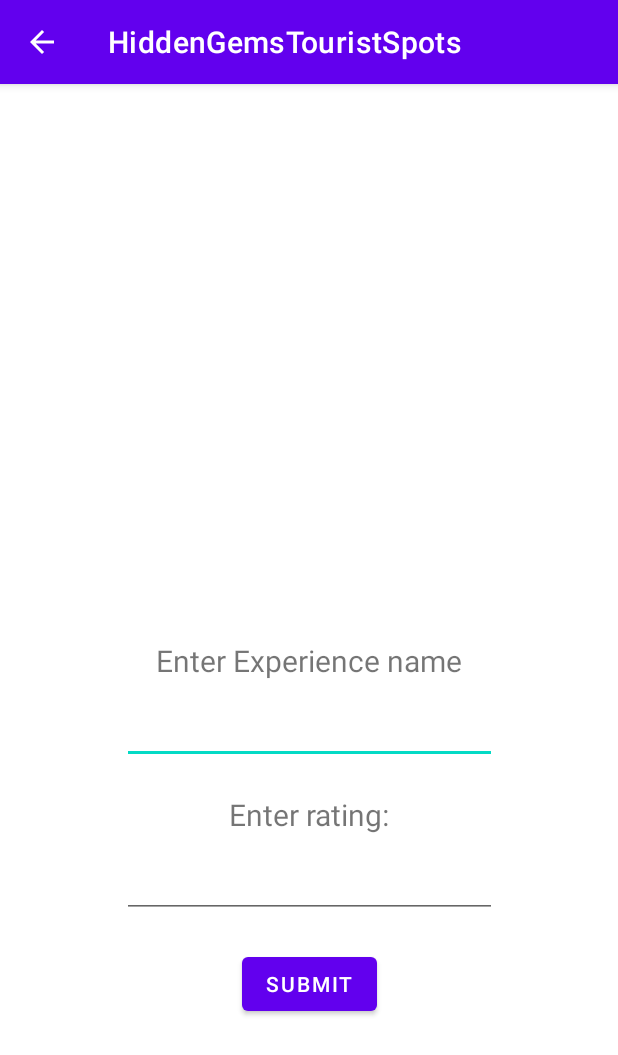
After one commit to aichuley/HiddenGemsTouristSpots, an Android app: the AddRatingActivity screen opened directly, with no data from a screen before it, on a phone screen of 412 x 824 dp. The commit adds this screen. Shown: the top 1055 px of the screen. Run offline under Robolectric (Android 15) with nearby library versions, the phone set to English and light mode, and no system bars.

Commit message:
anthonys push

```diff
--- a/app/src/main/AndroidManifest.xml
+++ b/app/src/main/AndroidManifest.xml
@@ -24,6 +24,11 @@
                 android:name="android.support.PARENT_ACTIVITY"
                 android:value=".VerticalListActivity"/>
         </activity>
+        <activity android:name=".AddRatingActivity">
+            <meta-data
+                android:name="android.support.PARENT_ACTIVITY"
+                android:value=".MainActivity"/>
+        </activity>
         <activity
             android:name=".MainActivity"
             android:exported="true">
--- /dev/null
+++ b/app/src/main/java/com/example/hiddengemstouristspots/AddRatingActivity.kt
@@ -0,0 +1,28 @@
+package com.example.hiddengemstouristspots
+
+import android.content.Intent
+import android.os.Bundle
+import androidx.appcompat.app.AppCompatActivity
+import com.example.hiddengemstouristspots.data.DataSource
+import com.example.hiddengemstouristspots.model.TouristSpot
+import com.example.hiddengemstouristspots.databinding.AddRatingBinding
+
+
+class AddRatingActivity : AppCompatActivity() {
+
+    private lateinit var binding: AddRatingBinding
+ //   private lateinit var listIntent: Intent
+
+    override fun onCreate(savedInstanceState: Bundle?) {
+        super.onCreate(savedInstanceState)
+        setContentView(R.layout.add_rating)
+        binding = AddRatingBinding.inflate(layoutInflater)
+        setContentView(binding.root)
+
+        supportActionBar?.setDisplayHomeAsUpEnabled(true)
+
+    }
+
+    //override fun onItemClick()
+
+}
--- a/app/src/main/java/com/example/hiddengemstouristspots/MainActivity.kt
+++ b/app/src/main/java/com/example/hiddengemstouristspots/MainActivity.kt
@@ -8,6 +8,7 @@ class MainActivity : AppCompatActivity() {
     //main
     private lateinit var binding: ActivityMainBinding
     private lateinit var listIntent: Intent
+    private lateinit var reviewItent: Intent
     override fun onCreate(savedInstanceState: Bundle?) {
         super.onCreate(savedInstanceState)
         setContentView(R.layout.activity_main)
@@ -16,6 +17,10 @@ class MainActivity : AppCompatActivity() {
         setContentView(binding.root)
 
         binding.viewHiddenGemsButton.setOnClickListener { launchVertical() }
+
+        binding.addHiddenGemButton.setOnClickListener { launchHelper() }
+
+
     }
 
     private fun launchVertical() {
@@ -23,4 +28,9 @@ class MainActivity : AppCompatActivity() {
         startActivity(listIntent)
     }
 
+    private fun launchHelper() {
+        reviewItent = Intent(this, AddRatingActivity::class.java)
+        startActivity(reviewItent)
+    }
+
 }
--- a/app/src/main/java/com/example/hiddengemstouristspots/data/DataSource.kt
+++ b/app/src/main/java/com/example/hiddengemstouristspots/data/DataSource.kt
@@ -10,7 +10,7 @@ object DataSource {
     //changes the images to be video game images
     //changed age text to be type of game
     //change hobby to be the mains in the game
-    val spot: List<TouristSpot> = listOf(
+    val spot: MutableList<TouristSpot> = mutableListOf(
         TouristSpot(
             R.drawable.maincampus_hero,
             "UT Austin",
@@ -41,3 +41,7 @@ object DataSource {
         ),
     )
 }
+
+fun helper(newDestination: TouristSpot){
+    DataSource.spot.add(newDestination)
+}
--- /dev/null
+++ b/app/src/main/res/layout/add_rating.xml
@@ -0,0 +1,66 @@
+<?xml version="1.0" encoding="utf-8"?>
+<androidx.constraintlayout.widget.ConstraintLayout xmlns:android="http://schemas.android.com/apk/res/android"
+    xmlns:tools="http://schemas.android.com/tools"
+    android:layout_width="match_parent"
+    android:layout_height="match_parent"
+    xmlns:app="http://schemas.android.com/apk/res-auto"
+    android:orientation="vertical"
+    tools:context=".AddRatingActivity">
+
+    <TextView
+        android:id="@+id/enter_name_text"
+        android:layout_width="wrap_content"
+        android:layout_height="wrap_content"
+        app:layout_constraintTop_toTopOf="parent"
+        app:layout_constraintBottom_toBottomOf="parent"
+        app:layout_constraintStart_toStartOf="parent"
+        app:layout_constraintEnd_toEndOf="parent"
+        android:text="Enter Experience name"
+        android:textSize="20dp"
+
+        />
+
+    <EditText
+        android:id="@+id/destination_name"
+        android:layout_width="250dp"
+        android:layout_height="wrap_content"
+        android:inputType="text"
+        app:layout_constraintEnd_toEndOf="parent"
+        app:layout_constraintStart_toStartOf="parent"
+        app:layout_constraintTop_toBottomOf="@+id/enter_name_text"
+        android:layout_marginTop="10dp"
+        />
+
+    <TextView
+        android:id="@+id/rating_name"
+        android:layout_width="wrap_content"
+        android:layout_height="wrap_content"
+        app:layout_constraintTop_toBottomOf="@id/destination_name"
+        app:layout_constraintStart_toStartOf="parent"
+        app:layout_constraintEnd_toEndOf="parent"
+        android:text="Enter rating:"
+        android:textSize="20dp"
+        android:layout_marginTop="20dp"
+        />
+
+    <EditText
+        android:id="@+id/rating_score"
+        android:layout_width="250dp"
+        android:layout_height="wrap_content"
+        app:layout_constraintTop_toBottomOf="@id/rating_name"
+        app:layout_constraintStart_toStartOf="parent"
+        app:layout_constraintEnd_toEndOf="parent"
+        android:layout_marginTop="10dp"/>
+
+    <Button
+        android:layout_width="wrap_content"
+        android:layout_height="wrap_content"
+        app:layout_constraintTop_toBottomOf="@id/rating_score"
+        app:layout_constraintStart_toStartOf="parent"
+        app:layout_constraintEnd_toEndOf="parent"
+        android:text="Submit"
+        android:layout_marginTop="20dp"/>
+
+
+
+</androidx.constraintlayout.widget.ConstraintLayout>
```
